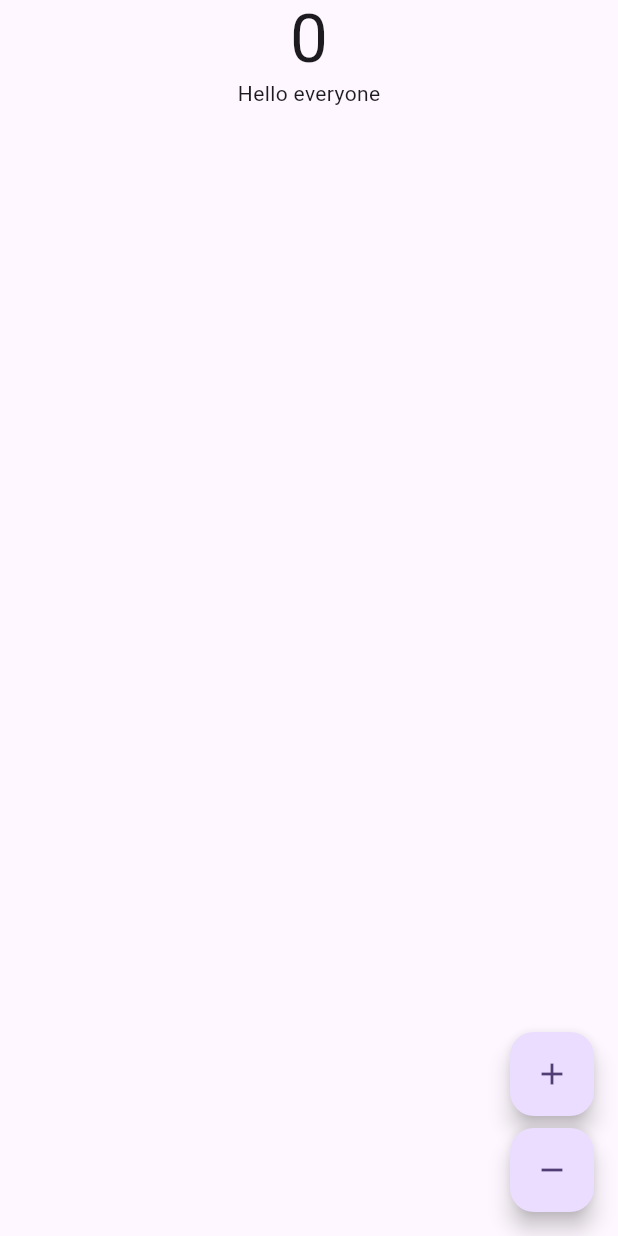
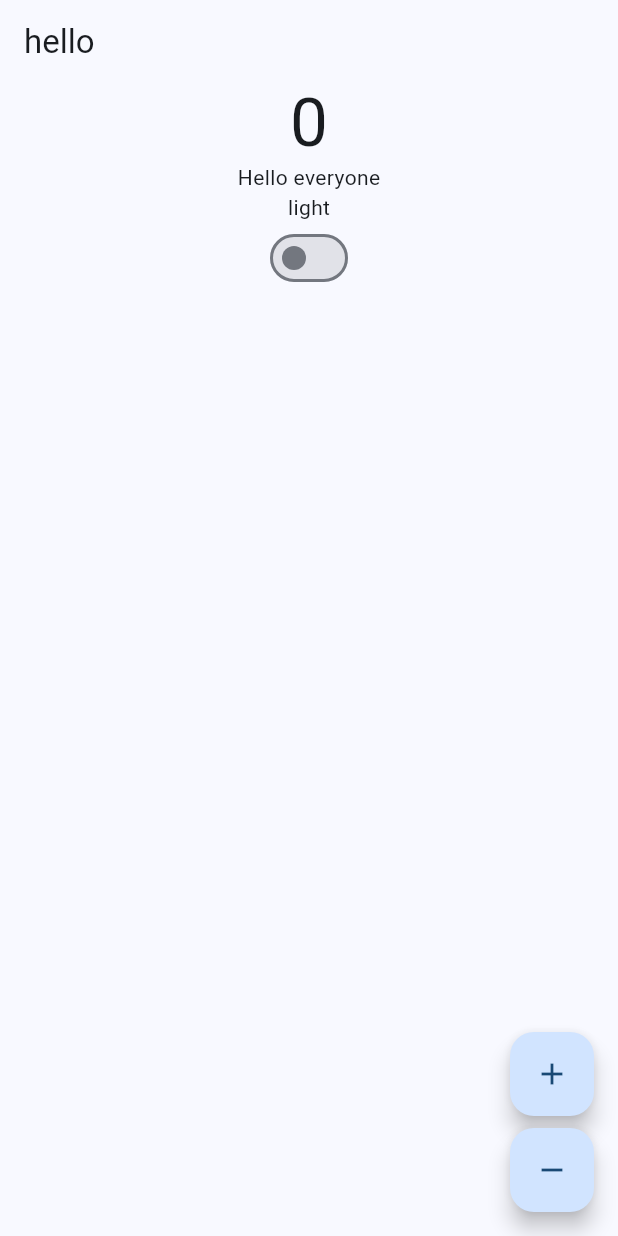
Before and after one commit to kietdev123/ecommerce_mobile_app, a Flutter app: the screen it shows after launch, on a phone screen of 412 x 824 dp. Run offline on Flutter 3.47's test engine with Material 2 defaults, Android fonts, the phone set to English and light mode, and no system bars; our stand-ins replace adaptive_theme, equatable, flutter_bloc.

Commit message:
Add theme light/dark

```diff
--- a/l10n.yaml
+++ b/l10n.yaml
@@ -1,3 +1,3 @@
 arb-dir: lib/l10n
-template-arb-file: app_en.arb
+template-arb-file: app_vi.arb
 output-localizaion-file: app_localizations.dart
--- a/lib/main.dart
+++ b/lib/main.dart
@@ -1,3 +1,4 @@
+import 'package:adaptive_theme/adaptive_theme.dart';
 import 'package:ecommerce_mobile_app/L10n/L10n.dart';
 import 'package:ecommerce_mobile_app/bloc/counter/counter_bloc.dart';
 import 'package:ecommerce_mobile_app/bloc/state_observer.dart';
@@ -21,12 +22,25 @@ class MyApp extends StatelessWidget {
   // This widget is the root of your application.
   @override
   Widget build(BuildContext context) {
-    return MaterialApp(
+    return AdaptiveTheme(
+      light: ThemeData(
+        useMaterial3: true,
+        brightness: Brightness.light,
+        colorSchemeSeed: Colors.blue,
+      ),
+      dark: ThemeData(
+        useMaterial3: true,
+        brightness: Brightness.dark,
+        colorSchemeSeed: Colors.blue,
+      ),
+      initial: AdaptiveThemeMode.light,
+      builder: (theme, darkTheme) => MaterialApp(
         title: 'Flutter Demo',
-      theme: ThemeData(
-        colorScheme: ColorScheme.fromSeed(seedColor: Colors.deepPurple),
-        useMaterial3: true,
-      ),
+        // theme: ThemeData(
+        //   colorScheme: ColorScheme.fromSeed(seedColor: Colors.deepPurple),
+        //   useMaterial3: true,
+        // ),
+        theme: theme,
         supportedLocales: L10N.all,
         localizationsDelegates: [
           AppLocalizations.delegate,
@@ -42,6 +56,7 @@ class MyApp extends StatelessWidget {
           ],
           child: CounterView(),
         ),
+      ),
     );
   }
 }
--- a/lib/views/counter/counter_view.dart
+++ b/lib/views/counter/counter_view.dart
@@ -1,3 +1,4 @@
+import 'package:adaptive_theme/adaptive_theme.dart';
 import 'package:ecommerce_mobile_app/bloc/counter/counter_bloc.dart';
 import 'package:ecommerce_mobile_app/l10n/gen/app_localizations.dart';
 import 'package:flutter/material.dart';
@@ -15,6 +16,9 @@ class CounterView extends StatelessWidget {
   Widget build(BuildContext context) {
     final textTheme = Theme.of(context).textTheme;
     return Scaffold(
+      appBar: AppBar(
+        title: Text('hello'),
+      ),
       body: Column(
         children: [
           Center(
@@ -26,6 +30,17 @@ class CounterView extends StatelessWidget {
             ),
           ),
           Text(AppLocalizations.of(context)!.hello),
+          Text(AdaptiveTheme.of(context).mode.isDark ? 'dark' : 'light'),
+          Switch(
+            value: AdaptiveTheme.of(context).mode.isDark,
+            onChanged: (value) {
+              if (value) {
+                AdaptiveTheme.of(context).setDark();
+              } else {
+                AdaptiveTheme.of(context).setLight();
+              }
+            },
+          ),
         ],
       ),
       floatingActionButton: Column(
--- a/pubspec.yaml
+++ b/pubspec.yaml
@@ -38,7 +38,7 @@ dependencies:
   equatable: ^2.0.5
   flutter_localization: ^0.1.14
   intl: ^0.18.1
-
+  adaptive_theme: ^3.4.1
 dev_dependencies:
   flutter_test:
     sdk: flutter
```
Also changed, not shown: pubspec.lock. Lines whose indentation alone changed are shown as unchanged.
